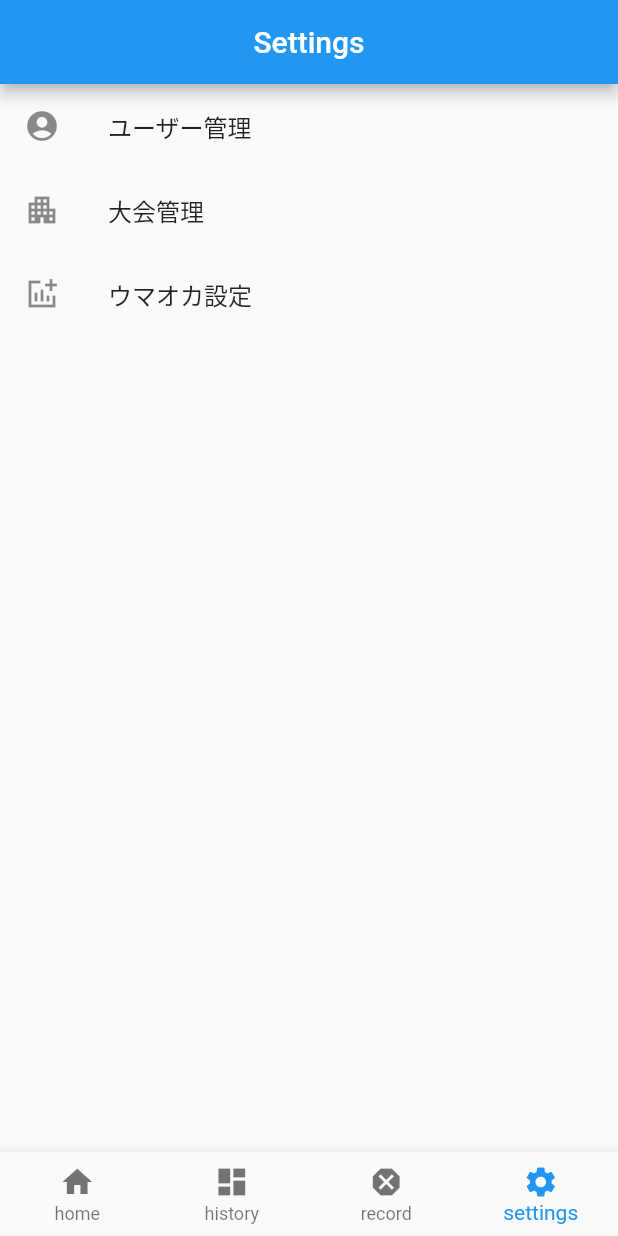
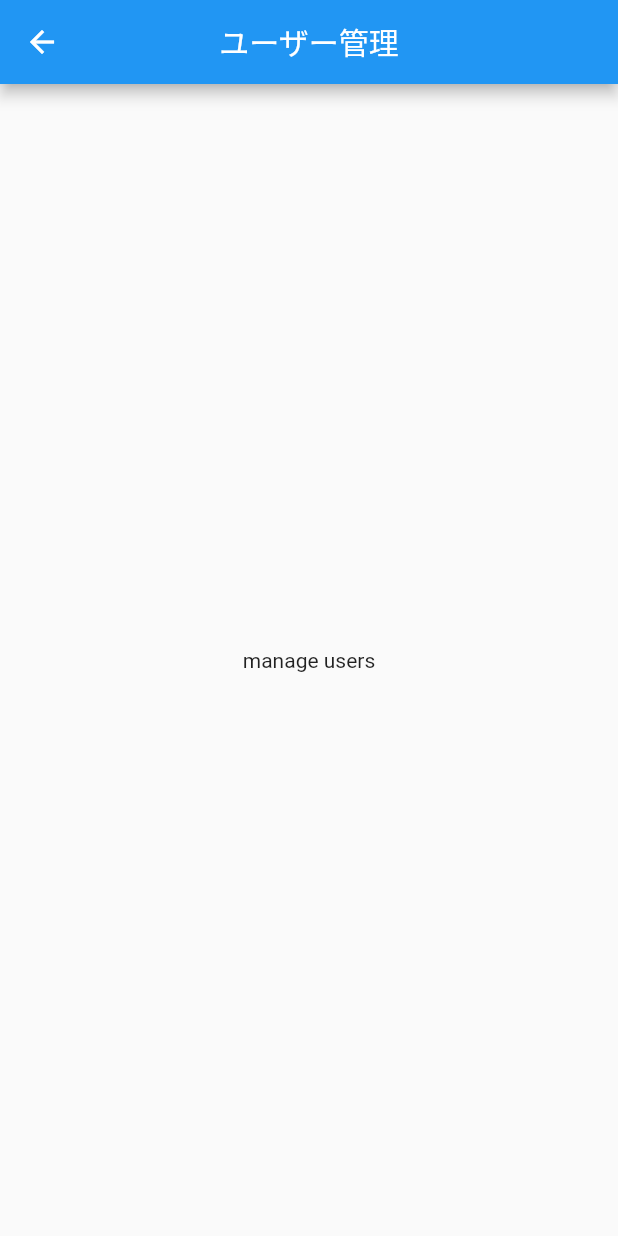
Before and after one commit to takuji-fukumoto/mahjong_sharing_client_app, a Flutter app: the screen it shows after launch, item 4 of the bottom bar chosen, after a tap on "ユーザー管理", on a phone screen of 412 x 824 dp. Run offline on Flutter 3.47's test engine with Material 2 defaults, Android fonts, the phone set to English and light mode, and no system bars; our stand-ins replace flutter_riverpod.

Commit message:
ユーザー管理ページ追加

```diff
--- a/lib/constants.dart
+++ b/lib/constants.dart
@@ -1,7 +1,15 @@
 class RouteName {
+  // ホーム*************************************
   static const home = '/';
+  static const inputRecord = '/record/input';
+
+  // 履歴*************************************
+  static const history = '/history';
+
+  // 戦績*************************************
+  static const record = '/record';
+
+  // 設定*************************************
   static const settings = '/settings';
-  static const record = '/record';
-  static const inputRecord = '/record/input';
-  static const history = '/history';
+  static const manageUsers = '/settings/manage_users';
 }
--- a/lib/view/app.dart
+++ b/lib/view/app.dart
@@ -1,6 +1,7 @@
 import 'package:flutter/material.dart';
 import 'package:mahjong_sharing_app/view/pages/home/home_page.dart';
 import 'package:mahjong_sharing_app/view/pages/root_page.dart';
+import 'package:mahjong_sharing_app/view/pages/settings/manage_users/manage_users_page.dart';
 
 import '../constants.dart';
 
@@ -101,6 +102,14 @@ class App extends StatelessWidget {
               settings: const RouteSettings(name: RouteName.home),
               builder: (context) => const HomePage(),
             );
+
+          // 設定ページ****************************************
+          case RouteName.manageUsers:
+            return MaterialPageRoute(
+              settings: const RouteSettings(name: RouteName.manageUsers),
+              builder: (context) => const ManageUsersPage(),
+            );
+
           default:
             print('unknown route');
             break;
--- /dev/null
+++ b/lib/view/pages/settings/manage_users/manage_users_page.dart
@@ -0,0 +1,22 @@
+import 'package:flutter/material.dart';
+
+class ManageUsersPage extends StatelessWidget {
+  const ManageUsersPage({Key? key}) : super(key: key);
+
+  @override
+  Widget build(BuildContext context) {
+    return Scaffold(
+      appBar: AppBar(
+        leading: IconButton(
+          icon: const Icon(Icons.arrow_back),
+          onPressed: () {
+            Navigator.of(context).pop();
+          },
+        ),
+        centerTitle: true,
+        title: const Text('ユーザー管理'),
+      ),
+      body: Center(child: Text('manage users')),
+    );
+  }
+}
--- a/lib/view/pages/settings/settings_page.dart
+++ b/lib/view/pages/settings/settings_page.dart
@@ -1,4 +1,6 @@
 import 'package:flutter/material.dart';
+
+import '../../../constants.dart';
 
 class SettingsPage extends StatefulWidget {
   const SettingsPage({Key? key}) : super(key: key);
@@ -21,7 +23,7 @@ class _SettingsPageState extends State<SettingsPage>
           leading: Icon(Icons.account_circle),
           title: Text('ユーザー管理'),
           onTap: () {
-            print('tap ユーザー管理');
+            Navigator.of(context).pushNamed(RouteName.manageUsers);
           },
         ),
         ListTile(
```
